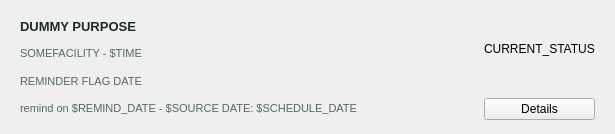
Before: the Qt Designer form src/ui/card_reminder.ui in shasheenahdeeneillelumasag/CCC151---Group-Project, drawn with Qt 5.
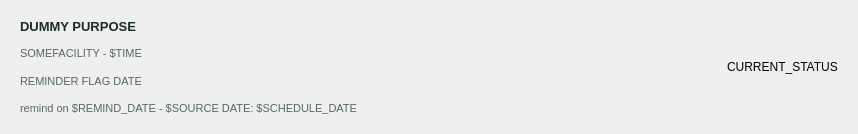
After: the same form once the commit is applied.

Commit message: connected reminder backend i made to reminder pages

Diff of the .ui file:
```diff
--- a/src/ui/card_reminder.ui
+++ b/src/ui/card_reminder.ui
@@ -6,7 +6,7 @@
    <rect>
     <x>0</x>
     <y>0</y>
-    <width>615</width>
+    <width>858</width>
     <height>134</height>
    </rect>
   </property>
@@ -104,13 +104,6 @@
        </property>
       </widget>
      </item>
-     <item>
-      <widget class="QPushButton" name="btnDetails">
-       <property name="text">
-        <string>Details</string>
-       </property>
-      </widget>
-     </item>
     </layout>
    </item>
   </layout>
```
Left out of the diff: 2 changed lines with no effect on the pictures. The commit also changes 6 other files.
